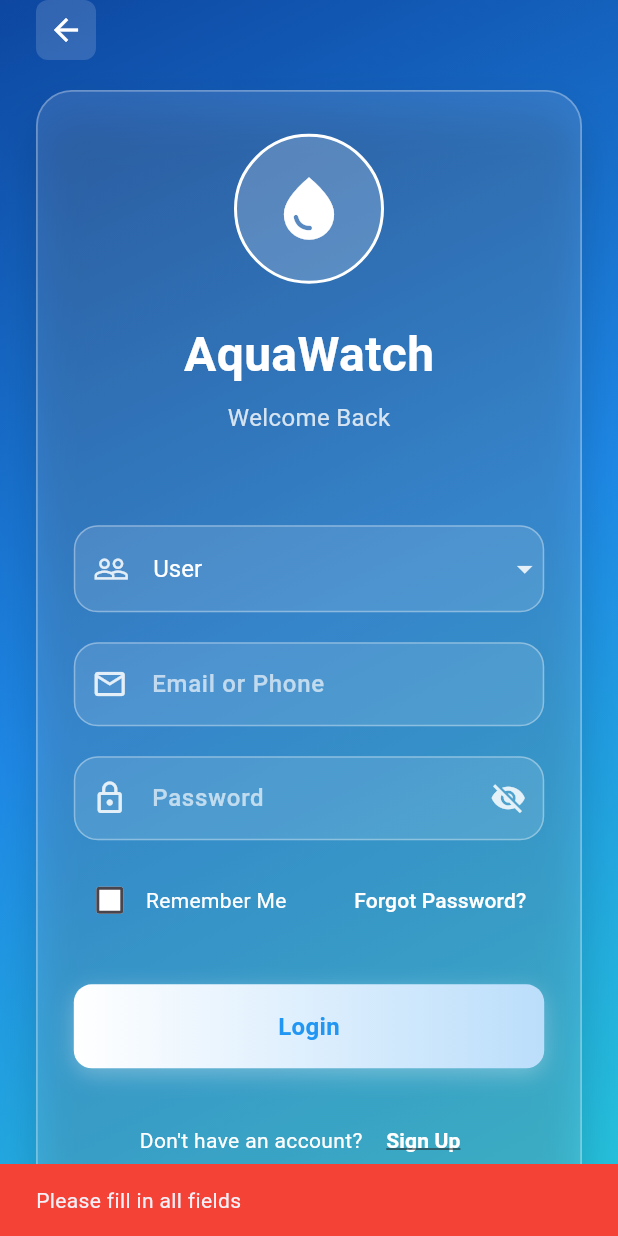
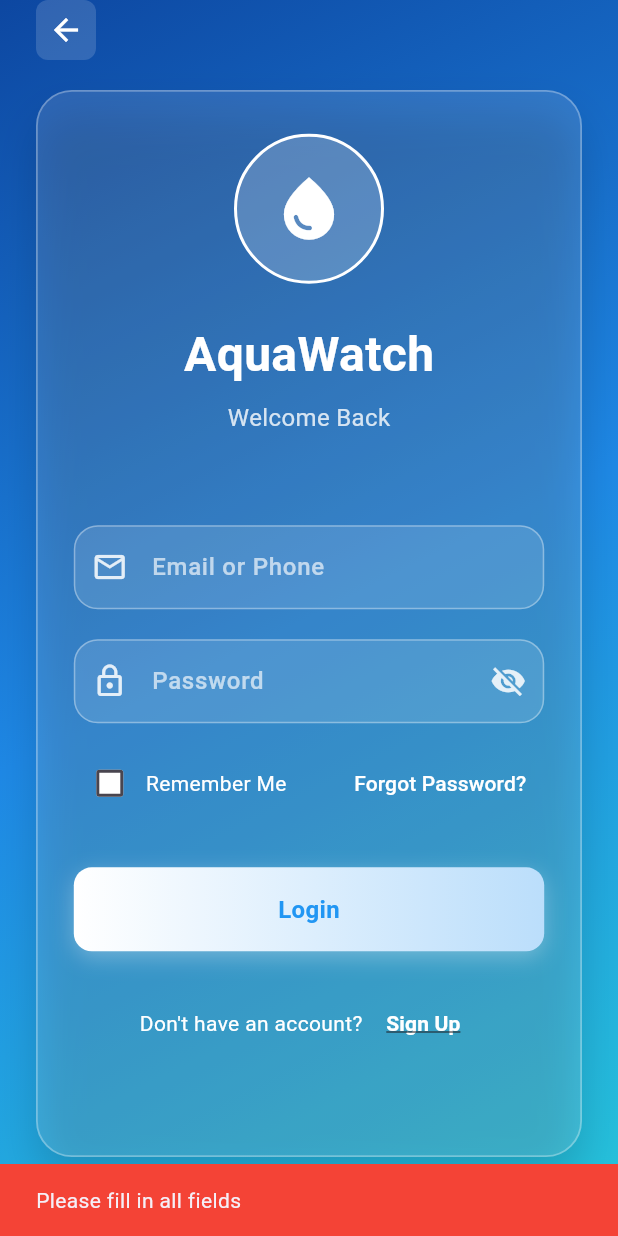
Before and after one commit to sayedulmorsalin/AquaWatch, a Flutter app: the LoginPage screen opened directly, after a tap on "Login", on a phone screen of 412 x 824 dp. Run offline on Flutter 3.47's test engine with Material 3 defaults, Android fonts, the light colour scheme and no system bars; our stand-ins replace cloud_firestore, firebase_auth, firebase_core, flutter_image_compress, flutter_map, geolocator and 2 more; accounts and stored records are empty.

Commit message:
remove authority verification code input and user type dropdown to simplify the login process

```diff
--- a/lib/authentication/login.dart
+++ b/lib/authentication/login.dart
@@ -19,11 +19,9 @@ class _LoginPageState extends State<LoginPage>
 
   final _emailController = TextEditingController();
   final _passwordController = TextEditingController();
-  final _authorityCodeController = TextEditingController();
   bool _obscurePassword = true;
   bool _rememberMe = false;
   bool _isLoading = false;
-  String _selectedUserType = 'User';
   final _authService = AuthService();
 
   @override
@@ -51,7 +49,6 @@ class _LoginPageState extends State<LoginPage>
     _animationController.dispose();
     _emailController.dispose();
     _passwordController.dispose();
-    _authorityCodeController.dispose();
     super.dispose();
   }
 
@@ -60,17 +57,6 @@ class _LoginPageState extends State<LoginPage>
       ScaffoldMessenger.of(context).showSnackBar(
         const SnackBar(
           content: Text('Please fill in all fields'),
-          backgroundColor: Colors.red,
-        ),
-      );
-      return;
-    }
-
-    if (_selectedUserType == 'Authority' &&
-        _authorityCodeController.text.isEmpty) {
-      ScaffoldMessenger.of(context).showSnackBar(
-        const SnackBar(
-          content: Text('Please enter the authority verification code'),
           backgroundColor: Colors.red,
         ),
       );
@@ -227,21 +213,6 @@ class _LoginPageState extends State<LoginPage>
                                 position: _slideAnimation,
                                 child: Column(
                                   children: [
-                                    _buildUserTypeDropdown(),
-                                    const SizedBox(height: 20),
-                                    if (_selectedUserType == 'Authority')
-                                      Column(
-                                        children: [
-                                          _buildTextField(
-                                            controller:
-                                                _authorityCodeController,
-                                            label:
-                                                'Authority Verification Code',
-                                            icon: Icons.verified_user_outlined,
-                                          ),
-                                          const SizedBox(height: 20),
-                                        ],
-                                      ),
                                     _buildTextField(
                                       controller: _emailController,
                                       label: 'Email or Phone',
@@ -437,45 +408,6 @@ class _LoginPageState extends State<LoginPage>
     );
   }
 
-  Widget _buildUserTypeDropdown() {
-    return Container(
-      decoration: BoxDecoration(
-        color: Colors.white.withValues(alpha: 0.12),
-        borderRadius: BorderRadius.circular(16),
-        border: Border.all(color: Colors.white.withValues(alpha: 0.35)),
-      ),
-      child: DropdownButtonFormField<String>(
-        value: _selectedUserType,
-        dropdownColor: Colors.blue.shade900,
-        icon: Icon(
-          Icons.arrow_drop_down,
-          color: Colors.white.withValues(alpha: 0.85),
-        ),
-        decoration: InputDecoration(
-          prefixIcon: Icon(
-            Icons.people_outline,
-            color: Colors.white.withValues(alpha: 0.85),
-          ),
-          border: InputBorder.none,
-          contentPadding: const EdgeInsets.symmetric(
-            horizontal: 16,
-            vertical: 16,
-          ),
-        ),
-        style: const TextStyle(color: Colors.white, fontSize: 16),
-        items: const [
-          DropdownMenuItem(value: 'User', child: Text('User')),
-          DropdownMenuItem(value: 'Authority', child: Text('Authority')),
-        ],
-        onChanged: (value) {
-          if (value != null) {
-            setState(() => _selectedUserType = value);
-          }
-        },
-      ),
-    );
-  }
-
   Widget _buildLoginButton() {
     return Container(
       width: double.infinity,
```
